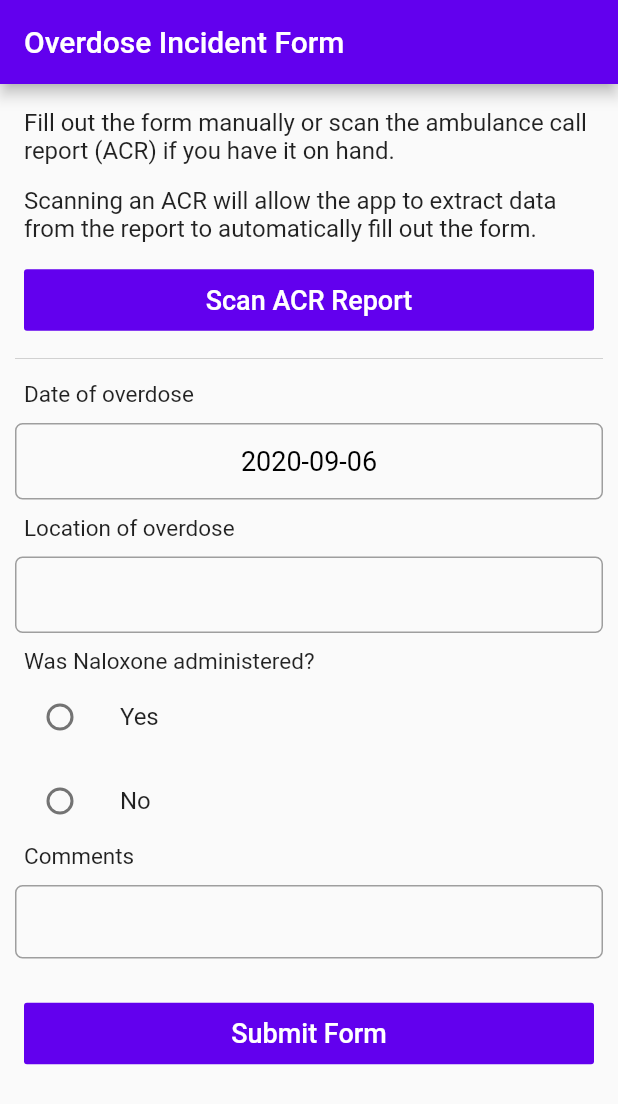
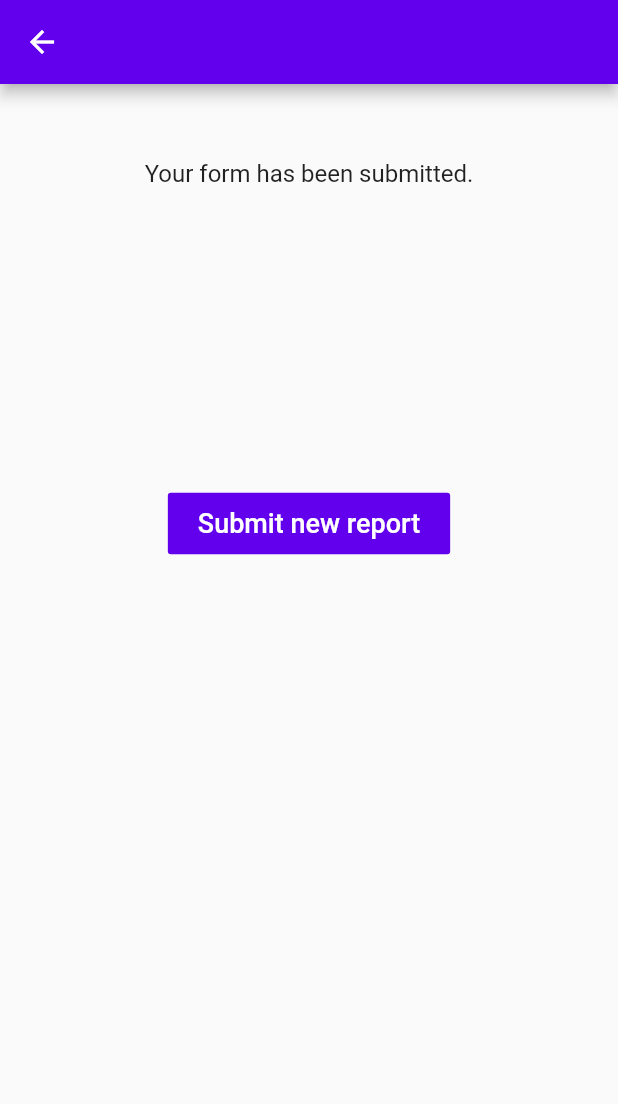
Before and after one commit to neilbrub/mh-kwann, a Flutter app: the screen it shows after launch, after a tap on "Submit Form", on a phone screen of 412 x 824 dp. Shown: the top 1104 px of the screen. Run offline on Flutter 3.47's test engine with Material 2 defaults, Android fonts, the phone set to English and light mode, and no system bars; our stand-ins replace google_maps_flutter.

Commit message:
Fix starting location and add submit page

```diff
--- a/reporter/lib/main.dart
+++ b/reporter/lib/main.dart
@@ -208,7 +208,8 @@ class _MyHomePageState extends State<MyHomePage> {
         Container(
           margin: const EdgeInsets.all(16),
           child: Button(
-            callback: () => log('Submit Form Pressed'),
+            callback: () => Navigator.push(context,
+                new MaterialPageRoute(builder: (ctxt) => new SubmitScreen())),
             title: "Submit Form",
           ),
         ),
@@ -231,7 +232,7 @@ class ACRScreen extends StatelessWidget {
 
 class MapsScreen extends StatelessWidget {
   static final CameraPosition defaultLoc = CameraPosition(
-    target: LatLng(43.4643, 80.5204),
+    target: LatLng(43.4643, -80.5204),
     zoom: 14.4746,
   );
 
@@ -253,3 +254,31 @@ class MapsScreen extends StatelessWidget {
     );
   }
 }
+
+class SubmitScreen extends StatelessWidget {
+  @override
+  Widget build(BuildContext context) {
+    return new Scaffold(
+        appBar: new AppBar(
+          title: new Text(""),
+        ),
+        body: Column(crossAxisAlignment: CrossAxisAlignment.center, children: [
+          Container(
+            alignment: Alignment.topCenter,
+            padding: const EdgeInsets.only(top: 50, right: 16, left: 16),
+            child: Text(
+              'Your form has been submitted.',
+              style: TextStyle(fontSize: 16.0),
+            ),
+          ),
+          Container(
+            alignment: Alignment.topCenter,
+            padding: const EdgeInsets.only(top: 200),
+            child: Button(
+              callback: () => Navigator.pop(context),
+              title: "Submit new report",
+            ),
+          ),
+        ]));
+  }
+}
```
